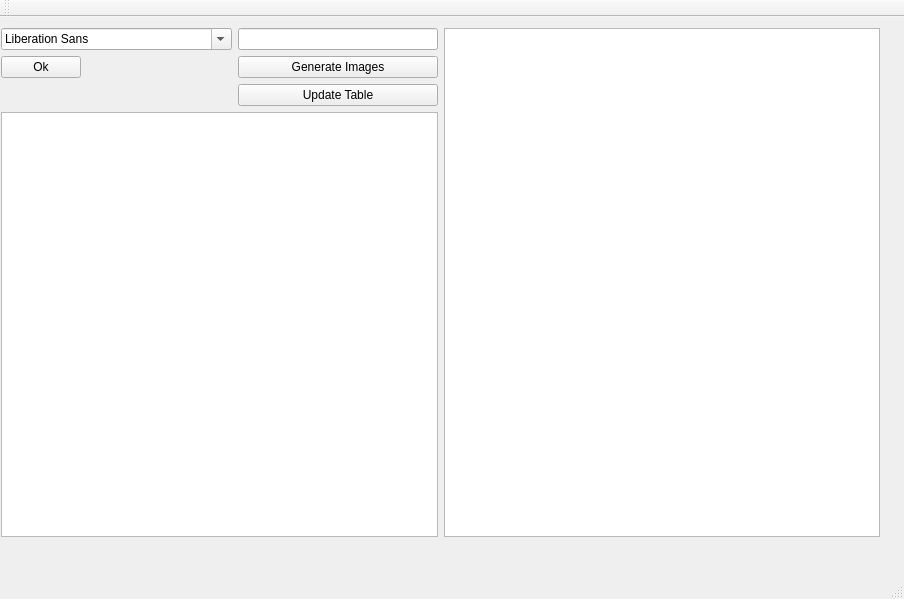
This is interface/mainwindow.ui in yetione/neuro as Qt 5 draws it before an edit. The edited form follows.
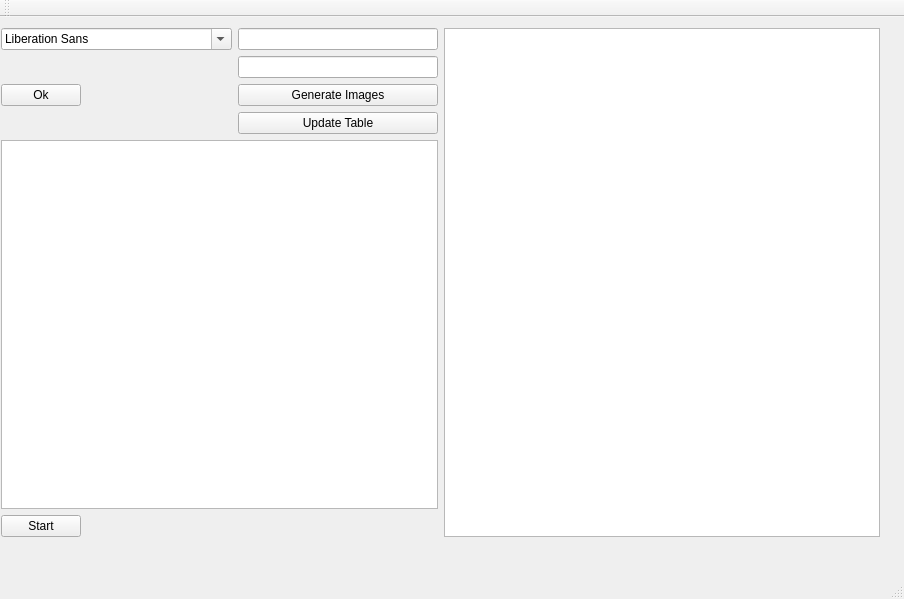
This is the edited form.

Patch:
```diff
--- a/interface/mainwindow.ui
+++ b/interface/mainwindow.ui
@@ -32,30 +32,44 @@
        <item row="0" column="1">
         <widget class="QLineEdit" name="lineEdit"/>
        </item>
-       <item row="2" column="0">
+       <item row="3" column="0">
         <widget class="QPushButton" name="pushButton">
          <property name="text">
           <string>Ok</string>
          </property>
         </widget>
        </item>
-       <item row="2" column="1">
+       <item row="3" column="1">
         <widget class="QPushButton" name="pushButton_2">
          <property name="text">
           <string>Generate Images</string>
          </property>
         </widget>
        </item>
-       <item row="3" column="1">
+       <item row="5" column="1">
         <widget class="QPushButton" name="pushButton_3">
          <property name="text">
           <string>Update Table</string>
          </property>
         </widget>
        </item>
-       <item row="4" column="0" colspan="2">
+       <item row="6" column="0" colspan="2">
         <widget class="QTableWidget" name="tableWidget"/>
        </item>
+       <item row="7" column="0">
+        <widget class="QPushButton" name="pushButton_4">
+         <property name="text">
+          <string>Start</string>
+         </property>
+        </widget>
+       </item>
+       <item row="2" column="1">
+        <widget class="QLineEdit" name="lineEdit_2">
+         <property name="toolTip">
+          <string>Random Images COunt</string>
+         </property>
+        </widget>
+       </item>
       </layout>
      </item>
      <item>
```
